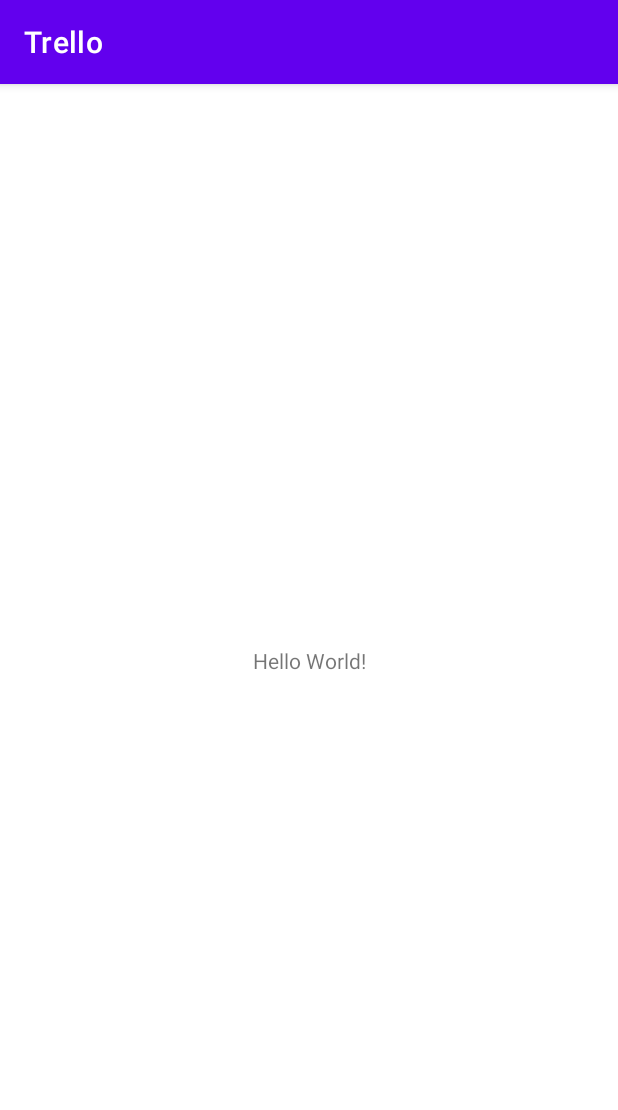
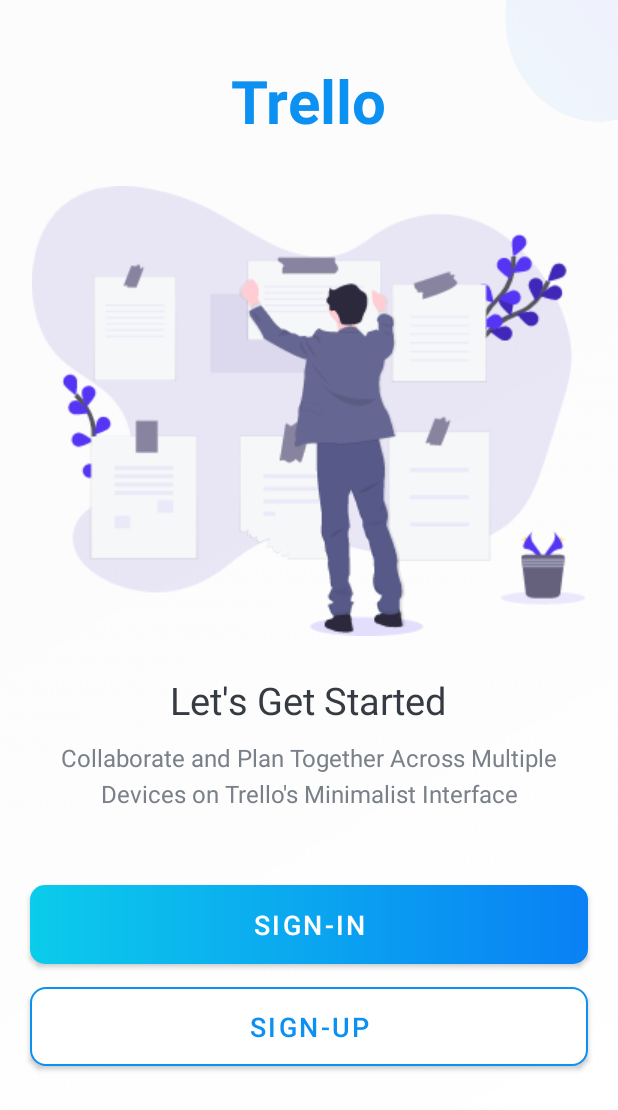
Before and after one commit to Samarth-Natrajan/Trello, an Android app: the screen it shows after launch (MainActivity before the commit, IntroActivity after it), on a phone screen of 412 x 824 dp. Shown: the top 1110 px of the screen. Run offline under Robolectric (Android 15) with nearby library versions, the phone set to English and light mode, and no system bars.

Commit message:
sign-up and sign-in page created

```diff
--- a/app/build.gradle
+++ b/app/build.gradle
@@ -30,6 +30,9 @@ android {
     kotlinOptions {
         jvmTarget = '1.8'
     }
+    buildFeatures {
+        viewBinding true
+    }
 }
 
 dependencies {
@@ -38,6 +41,9 @@ dependencies {
     implementation 'androidx.appcompat:appcompat:1.6.1'
     implementation 'com.google.android.material:material:1.9.0'
     implementation 'androidx.constraintlayout:constraintlayout:2.1.4'
+    implementation 'androidx.annotation:annotation:1.6.0'
+    implementation 'androidx.lifecycle:lifecycle-livedata-ktx:2.6.1'
+    implementation 'androidx.lifecycle:lifecycle-viewmodel-ktx:2.6.1'
     testImplementation 'junit:junit:4.13.2'
     androidTestImplementation 'androidx.test.ext:junit:1.1.5'
     androidTestImplementation 'androidx.test.espresso:espresso-core:3.5.1'
--- /dev/null
+++ b/app/src/main/java/com/example/trello/IntroActivity.kt
@@ -0,0 +1,33 @@
+package com.example.trello
+
+import android.content.Intent
+import androidx.appcompat.app.AppCompatActivity
+import android.os.Bundle
+import android.view.WindowManager
+import com.example.trello.databinding.ActivityIntroBinding
+import com.example.trello.databinding.ActivitySignUpBinding
+
+@Suppress ("DEPRECATION")
+class IntroActivity : AppCompatActivity() {
+
+    private var binding: ActivityIntroBinding? = null
+    override fun onCreate(savedInstanceState: Bundle?) {
+        super.onCreate(savedInstanceState)
+        binding = ActivityIntroBinding.inflate(layoutInflater)
+        setContentView(binding?.root)
+        window.setFlags(
+            WindowManager.LayoutParams.FLAG_FULLSCREEN,
+            WindowManager.LayoutParams.FLAG_FULLSCREEN
+        )
+        binding?.btnSignUpIntro?.setOnClickListener {
+            val intent = Intent(this@IntroActivity,SignUpActivity::class.java)
+            startActivity(intent)
+        }
+        binding?.btnSignInIntro?.setOnClickListener {
+            val intent = Intent(this@IntroActivity,SignInActivity::class.java)
+            startActivity(intent)
+        }
+
+    }
+
+}
--- a/app/src/main/java/com/example/trello/MainActivity.kt
+++ b/app/src/main/java/com/example/trello/MainActivity.kt
@@ -1,5 +1,6 @@
 package com.example.trello
 
+import android.content.Intent
 import androidx.appcompat.app.AppCompatActivity
 import android.os.Bundle
 
@@ -7,5 +8,6 @@ class MainActivity : AppCompatActivity() {
     override fun onCreate(savedInstanceState: Bundle?) {
         super.onCreate(savedInstanceState)
         setContentView(R.layout.activity_main)
+
     }
 }
--- a/app/src/main/java/com/example/trello/SplashActivity.kt
+++ b/app/src/main/java/com/example/trello/SplashActivity.kt
@@ -19,7 +19,7 @@ class SplashActivity : AppCompatActivity() {
             WindowManager.LayoutParams.FLAG_FULLSCREEN
         )
         Handler(Looper.getMainLooper()).postDelayed({
-            val intent = Intent(this@SplashActivity, MainActivity::class.java)
+            val intent = Intent(this@SplashActivity, IntroActivity::class.java)
             startActivity(intent)
             finish()
         },2000)
--- /dev/null
+++ b/app/src/main/res/drawable/shape_button_rounded.xml
@@ -0,0 +1,12 @@
+<?xml version="1.0" encoding="utf-8"?>
+<shape xmlns:android="http://schemas.android.com/apk/res/android"
+    android:shape="rectangle">
+    <gradient
+        android:angle="360"
+        android:startColor="#0BCCEB"
+        android:endColor="#0A80F5"
+        android:type="linear"
+        >
+    </gradient>
+    <corners android:radius="10dp"/>
+</shape>
--- /dev/null
+++ b/app/src/main/res/drawable/white_border_shape_button_rounded.xml
@@ -0,0 +1,8 @@
+<?xml version="1.0" encoding="utf-8"?>
+<shape xmlns:android="http://schemas.android.com/apk/res/android"
+    android:shape="rectangle">
+    <stroke android:color="#0C90F1"
+        android:width="1dp"/>
+    <solid android:color="@color/white"/>
+    <corners android:radius="10dp"/>
+</shape>
--- /dev/null
+++ b/app/src/main/res/layout/activity_intro.xml
@@ -0,0 +1,79 @@
+<?xml version="1.0" encoding="utf-8"?>
+<LinearLayout xmlns:android="http://schemas.android.com/apk/res/android"
+    xmlns:app="http://schemas.android.com/apk/res-auto"
+    xmlns:tools="http://schemas.android.com/tools"
+    android:layout_width="match_parent"
+    android:background="@drawable/intro_bg"
+    android:layout_height="match_parent"
+    android:orientation="vertical"
+    android:gravity="center_horizontal"
+    tools:context=".IntroActivity">
+
+    <TextView
+        android:id="@+id/tv_app_name_intro"
+        android:layout_width="wrap_content"
+        android:layout_height="wrap_content"
+        android:layout_marginTop="40dp"
+        android:text="@string/app_name"
+        android:textColor="@color/colorAccent"
+        android:textSize="40sp"
+        android:textStyle="bold" />
+    <ImageView
+        android:layout_width="wrap_content"
+        android:layout_height="wrap_content"
+        android:layout_marginTop="30dp"
+        android:contentDescription="image"
+        android:src="@drawable/intro_img" />
+    <TextView
+        android:layout_width="wrap_content"
+        android:layout_height="wrap_content"
+        android:layout_marginTop="25dp"
+        android:text="Let's Get Started"
+        android:textColor="@color/primaryTextColor"
+        android:textSize="25sp" />
+    <TextView
+        android:layout_width="match_parent"
+        android:layout_height="wrap_content"
+        android:layout_marginStart="20sp"
+        android:layout_marginTop="10dp"
+        android:layout_marginEnd="20dp"
+        android:gravity="center"
+        android:lineSpacingExtra="5dp"
+        android:text="Collaborate and Plan Together Across Multiple Devices on Trello's Minimalist Interface"
+        android:textColor="@color/secondaryTextColor"
+        android:textSize="16sp" />
+    <Button
+        android:id="@+id/btn_sign_in_intro"
+        android:layout_width="match_parent"
+        android:layout_height="wrap_content"
+        android:layout_gravity="center"
+        android:layout_marginStart="20dp"
+        android:layout_marginTop="50dp"
+        android:layout_marginEnd="20dp"
+        android:background="@drawable/shape_button_rounded"
+        app:backgroundTint="@null"
+        android:gravity="center"
+        android:paddingTop="8dp"
+        android:paddingBottom="8dp"
+        android:text="SIGN-IN"
+        android:textColor="@color/white"
+        android:textSize="18sp" />
+
+    <Button
+        android:id="@+id/btn_sign_up_intro"
+        android:layout_width="match_parent"
+        android:layout_height="wrap_content"
+        android:layout_gravity="center"
+        android:layout_marginStart="20dp"
+        android:layout_marginTop="15dp"
+        android:layout_marginEnd="20dp"
+        android:background="@drawable/white_border_shape_button_rounded"
+        android:gravity="center"
+        app:backgroundTint="@null"
+        android:paddingTop="8dp"
+        android:paddingBottom="8dp"
+        android:text="SIGN-UP"
+        android:textColor="@color/colorAccent"
+        android:textSize="18sp" />
+
+</LinearLayout>
--- a/app/src/main/res/values/colors.xml
+++ b/app/src/main/res/values/colors.xml
@@ -7,4 +7,9 @@
     <color name="teal_700">#FF018786</color>
     <color name="black">#FF000000</color>
     <color name="white">#FFFFFFFF</color>
+    <color name="colorAccent">#0C90F1</color>
+    <color name="colorprimary">#0C90F1</color>
+    <color name="colorPrimaryDark">#0591F8</color>
+    <color name="primaryTextColor">#363A43</color>
+    <color name="secondaryTextColor">#7A8089</color>
 </resources>
```
Also changed, not shown: app/src/main/AndroidManifest.xml (+19 -8 lines), app/src/main/java/com/example/trello/SignInActivity.kt (added, +33 -0 lines), app/src/main/java/com/example/trello/SignUpActivity.kt (added, +32 -0 lines), app/src/main/res/layout/activity_sign_in.xml (added, +117 -0 lines), app/src/main/res/layout/activity_sign_up.xml (added, +133 -0 lines), app/src/main/res/values/strings.xml (+9 -0 lines), app/src/main/res/drawable/ic_bg.png (added), app/src/main/res/drawable/intro_bg.png (added), app/src/main/res/drawable/intro_img.png (added).
